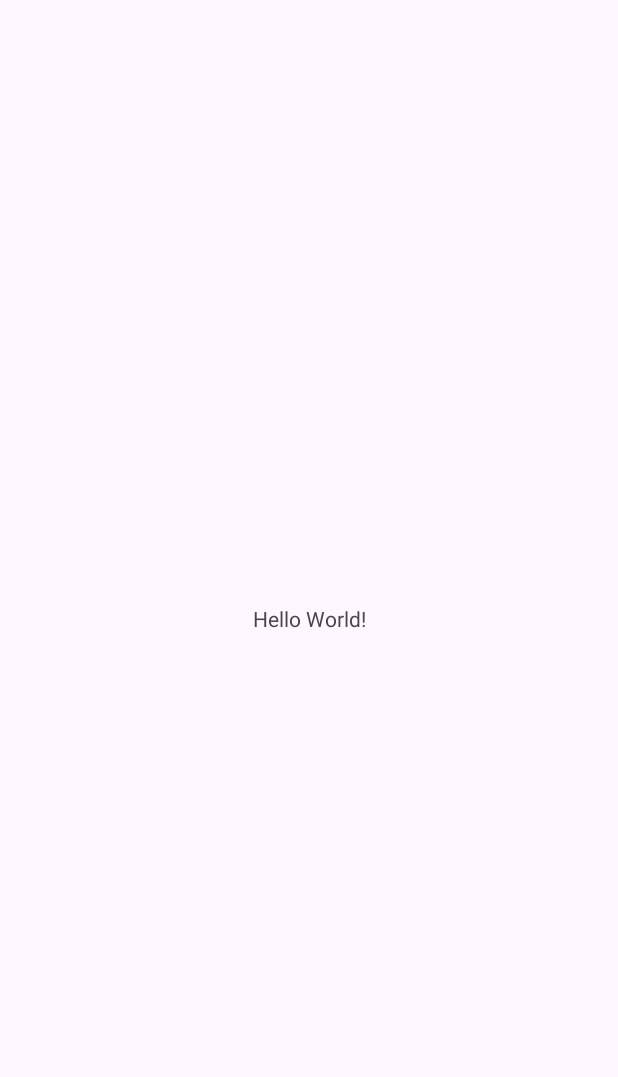
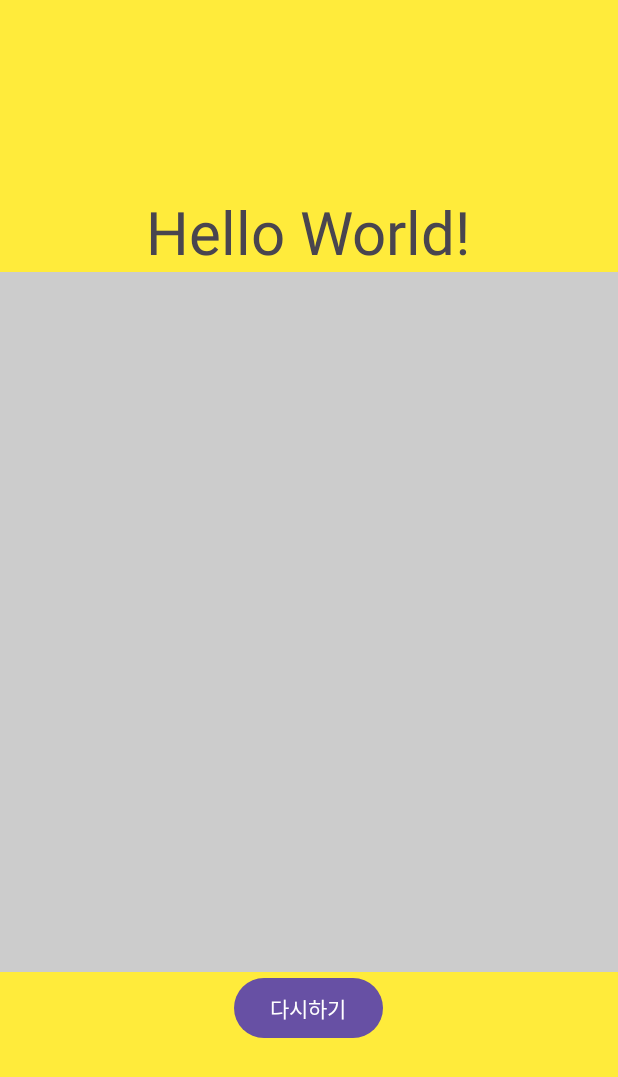
Before and after one commit to leehanseock/JavaAndroidApplication2, an Android app: the screen it shows after launch (MainActivity), on a phone screen of 412 x 824 dp. Before the commit the part shown is almost empty. Shown: the top 1077 px of the screen. Run offline under Robolectric (Android 15) with nearby library versions, the light colour scheme and no system bars.

Commit message:
스크래치뷰 테스트

```diff
--- a/app/src/main/java/com/leehanseock/MainActivity.java
+++ b/app/src/main/java/com/leehanseock/MainActivity.java
@@ -1,6 +1,9 @@
 package com.leehanseock;
 
 import android.os.Bundle;
+import android.widget.Button;
+import android.widget.ImageView;
+import android.widget.Toast;
 
 import androidx.activity.EdgeToEdge;
 import androidx.appcompat.app.AppCompatActivity;
@@ -8,17 +11,34 @@ import androidx.core.graphics.Insets;
 import androidx.core.view.ViewCompat;
 import androidx.core.view.WindowInsetsCompat;
 
+// MainActivity.java 또는 Fragment 내에서
+
 public class MainActivity extends AppCompatActivity {
+
+    private ScratchView scratchView;
+    private ImageView hiddenImageView; // 숨겨진 이미지를 표시하는 ImageView (layout.xml에 있어야 함)
 
     @Override
     protected void onCreate(Bundle savedInstanceState) {
         super.onCreate(savedInstanceState);
-        EdgeToEdge.enable(this);
-        setContentView(R.layout.activity_main);
-        ViewCompat.setOnApplyWindowInsetsListener(findViewById(R.id.main), (v, insets) -> {
-            Insets systemBars = insets.getInsets(WindowInsetsCompat.Type.systemBars());
-            v.setPadding(systemBars.left, systemBars.top, systemBars.right, systemBars.bottom);
-            return insets;
+        setContentView(R.layout.activity_main); // 당신의 레이아웃 파일
+
+        scratchView = findViewById(R.id.scratchView);
+        hiddenImageView = findViewById(R.id.hiddenImageView); // 예시: 레이아웃에 hiddenImageView 추가했다고 가정
+
+        // 숨겨진 이미지를 설정
+        hiddenImageView.setImageResource(R.drawable.hi); // 실제 이미지로 변경
+
+        scratchView.setOnScratchCompleteListener(new ScratchView.OnScratchCompleteListener() {
+            @Override
+            public void onScratchComplete() {
+                // 스크래치가 70% 이상 완료되었을 때 실행될 코드
+                Toast.makeText(MainActivity.this, "스크래치 완료! 이미지가 드러났습니다!", Toast.LENGTH_SHORT).show();
+                // 여기에서 동영상에 나오는 색종이 조각 애니메이션 등을 시작할 수 있습니다.
+            }
         });
+
+         Button resetButton = findViewById(R.id.btnReset);
+         resetButton.setOnClickListener(v -> scratchView.resetScratchView());
     }
 }
--- /dev/null
+++ b/app/src/main/java/com/leehanseock/ScratchView.java
@@ -0,0 +1,173 @@
+package com.leehanseock;
+import android.content.Context;
+import android.graphics.Bitmap;
+import android.graphics.Canvas;
+import android.graphics.Color;
+import android.graphics.Paint;
+import android.graphics.Path;
+import android.graphics.PorterDuff;
+import android.graphics.PorterDuffXfermode;
+import android.util.AttributeSet;
+import android.view.MotionEvent;
+import android.view.View; // 이 줄을 추가해야 합니다.
+
+
+import androidx.annotation.Nullable;
+// ScratchView.java
+public class ScratchView extends View {
+
+    private Bitmap scratchBitmap; // 스크래치 가능한 레이어를 위한 비트맵 (예: 회색 사각형)
+    private Canvas scratchCanvas; // scratchBitmap에 그릴 캔버스
+    private Paint scratchPaint;   // 지우기 위한 페인트 (PorterDuffXfermode)
+    private Path scratchPath;     // 스크래치된 영역을 저장할 경로
+
+    private float lastTouchX, lastTouchY;
+
+    private boolean revealed = false; // 이미지가 완전히 공개되었는지 여부
+    private static final float REVEAL_THRESHOLD = 70.0f; // 스크래치 완료 임계값 (70%)
+
+    public ScratchView(Context context, @Nullable AttributeSet attrs) {
+        super(context, attrs);
+        init();
+    }
+
+    private void init() {
+        // 지우기 위한 scratchPaint 초기화
+        scratchPaint = new Paint();
+        scratchPaint.setAlpha(0); // Xfermode를 사용하기 위해 투명하게 만듭니다.
+        scratchPaint.setXfermode(new PorterDuffXfermode(PorterDuff.Mode.CLEAR)); // 픽셀을 지웁니다.
+        scratchPaint.setAntiAlias(true); // 안티 앨리어싱
+        scratchPaint.setDither(true);    // 디더링
+        scratchPaint.setStyle(Paint.Style.STROKE); // 스트로크 스타일
+        scratchPaint.setStrokeJoin(Paint.Join.ROUND); // 선 끝 조인 라운드
+        scratchPaint.setStrokeCap(Paint.Cap.ROUND);   // 선 끝 캡 라운드
+        scratchPaint.setStrokeWidth(100); // 스크래치 브러시 크기 조정
+
+        scratchPath = new Path();
+    }
+
+    @Override
+    protected void onSizeChanged(int w, int h, int oldw, int oldh) {
+        super.onSizeChanged(w, h, oldw, oldh);
+        // 뷰 크기만큼 scratchBitmap 생성
+        scratchBitmap = Bitmap.createBitmap(w, h, Bitmap.Config.ARGB_8888);
+        scratchCanvas = new Canvas(scratchBitmap);
+        // scratchBitmap을 초기 스크래치 가능한 색상/이미지로 채웁니다.
+        scratchCanvas.drawColor(Color.LTGRAY); // 또는 드로어블/이미지 그리기
+    }
+
+    @Override
+    protected void onDraw(Canvas canvas) {
+        super.onDraw(canvas);
+        // 여기에서 표시될 콘텐츠를 그립니다 (예: 이미지)
+        // 간단히 말해, 부모 레이아웃 또는 아래의 다른 뷰에 의해 그려진다고 가정합니다.
+
+        // revealed 상태에 따라 스크래치 레이어를 그릴지 결정
+        if (!revealed) {
+            canvas.drawBitmap(scratchBitmap, 0, 0, null);
+            scratchCanvas.drawPath(scratchPath, scratchPaint);
+        }
+        // else: revealed가 true면 스크래치 레이어를 그리지 않으므로 숨겨진 이미지가 완전히 보임
+    }
+
+    private float touchTolerance = 4; // 터치 허용 오차 (선택 사항)
+
+    @Override
+    public boolean onTouchEvent(MotionEvent event) {
+        if (revealed) { // 이미 공개되었다면 더 이상 터치 이벤트를 처리하지 않음
+            return false;
+        }
+
+        float x = event.getX();
+        float y = event.getY();
+
+        switch (event.getAction()) {
+            case MotionEvent.ACTION_DOWN:
+                scratchPath.reset();
+                scratchPath.moveTo(x, y);
+                lastTouchX = x;
+                lastTouchY = y;
+                break;
+            case MotionEvent.ACTION_MOVE:
+                float dx = Math.abs(x - lastTouchX);
+                float dy = Math.abs(y - lastTouchY);
+                if (dx >= touchTolerance || dy >= touchTolerance) {
+                    scratchPath.quadTo(lastTouchX, lastTouchY, (x + lastTouchX) / 2, (y + lastTouchY) / 2);
+                    lastTouchX = x;
+                    lastTouchY = y;
+                }
+                break;
+            case MotionEvent.ACTION_UP:
+                scratchPath.lineTo(x, y);
+
+                // 터치 업 시 투명도 확인
+                checkRevealStatus();
+                break;
+            default:
+                return false;
+        }
+        invalidate();
+        return true;
+    }
+
+    /**
+     * 스크래치된 비율을 확인하고, 임계값을 넘으면 이미지를 완전히 공개합니다.
+     */
+    private void checkRevealStatus() {
+        float transparentPercentage = getTransparentPixelPercentage();
+        if (transparentPercentage >= REVEAL_THRESHOLD) {
+            revealed = true;
+            // 선택 사항: 스크래치 완료 콜백 리스너 호출
+            if (onScratchCompleteListener != null) {
+                onScratchCompleteListener.onScratchComplete();
+            }
+            // confetti 애니메이션 등의 추가 효과를 여기에서 트리거할 수 있습니다.
+            invalidate(); // 즉시 다시 그려 스크래치 레이어를 사라지게 함
+        }
+    }
+
+    // 스크래치 완료 리스너 인터페이스 (선택 사항)
+    public interface OnScratchCompleteListener {
+        void onScratchComplete();
+    }
+
+    private OnScratchCompleteListener onScratchCompleteListener;
+
+    public void setOnScratchCompleteListener(OnScratchCompleteListener listener) {
+        this.onScratchCompleteListener = listener;
+    }
+
+    // 스크래치 뷰 초기화 (리셋) 메서드 추가
+    public void resetScratchView() {
+        revealed = false;
+        // scratchBitmap을 다시 채워 초기 상태로 되돌립니다.
+        if (scratchBitmap != null) {
+            scratchBitmap.eraseColor(Color.LTGRAY); // 또는 초기 이미지 다시 그리기
+        }
+        scratchPath.reset();
+        invalidate();
+    }
+
+    private float getTransparentPixelPercentage() {
+        if (scratchBitmap == null || scratchBitmap.isRecycled() || scratchBitmap.getWidth() == 0 || scratchBitmap.getHeight() == 0) {
+            return 0.0f;
+        }
+
+        int width = scratchBitmap.getWidth();
+        int height = scratchBitmap.getHeight();
+        int[] pixels = new int[width * height];
+        scratchBitmap.getPixels(pixels, 0, width, 0, 0, width, height);
+
+        int transparentPixels = 0;
+        for (int pixel : pixels) {
+            // ARGB_8888 포맷에서 알파 값은 최상위 8비트
+            // Color.TRANSPARENT는 알파 값이 0x00xxxxxx
+            if (Color.alpha(pixel) == 0x00) { // 완전히 투명한 픽셀인지 확인
+                transparentPixels++;
+            }
+        }
+
+        return (float) transparentPixels / (width * height) * 100.0f;
+    }
+
+}
--- a/app/src/main/res/layout/activity_main.xml
+++ b/app/src/main/res/layout/activity_main.xml
@@ -1,19 +1,46 @@
 <?xml version="1.0" encoding="utf-8"?>
-<androidx.constraintlayout.widget.ConstraintLayout xmlns:android="http://schemas.android.com/apk/res/android"
+<LinearLayout xmlns:android="http://schemas.android.com/apk/res/android"
     xmlns:app="http://schemas.android.com/apk/res-auto"
     xmlns:tools="http://schemas.android.com/tools"
     android:id="@+id/main"
+    android:orientation="vertical"
+    android:gravity="center"
     android:layout_width="match_parent"
     android:layout_height="match_parent"
+    android:background="#FFEB3B"
     tools:context=".MainActivity">
 
     <TextView
         android:layout_width="wrap_content"
         android:layout_height="wrap_content"
         android:text="Hello World!"
-        app:layout_constraintBottom_toBottomOf="parent"
-        app:layout_constraintEnd_toEndOf="parent"
-        app:layout_constraintStart_toStartOf="parent"
-        app:layout_constraintTop_toTopOf="parent" />
+        android:textSize="40dp"
+        android:layout_gravity="center_horizontal"/>
 
-</androidx.constraintlayout.widget.ConstraintLayout>
+    <FrameLayout
+        xmlns:android="http://schemas.android.com/apk/res/android"
+        android:layout_width="700px"
+        android:layout_height="700px"
+        android:layout_gravity="center_horizontal"
+        >
+
+        <ImageView
+            android:id="@+id/hiddenImageView"
+            android:layout_width="match_parent"
+            android:layout_height="match_parent"
+            android:src="@drawable/hi"
+            android:scaleType="centerCrop"/>
+
+        <com.leehanseock.ScratchView
+            android:id="@+id/scratchView"
+            android:layout_width="match_parent"
+            android:layout_height="match_parent"/>
+
+    </FrameLayout>
+    <Button
+        android:layout_width="wrap_content"
+        android:layout_height="wrap_content"
+        android:id="@+id/btnReset"
+        android:text="다시하기"
+        />
+</LinearLayout>
```
Also changed, not shown: app/src/main/res/drawable/hi.jpg (added).
